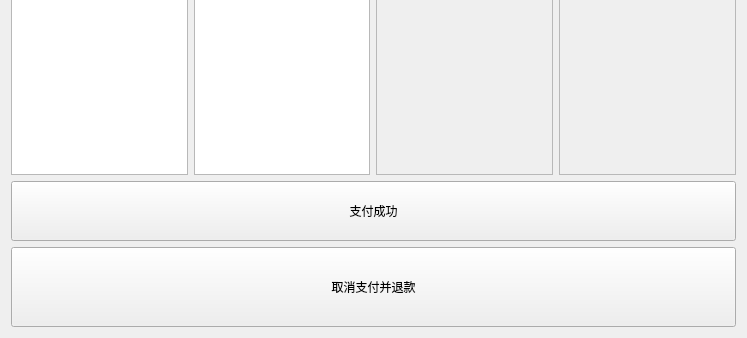
Qt form SimulationTicketingSystem_ShenzhenMetro/PayPage.ui (DrinkerqvB/SimulationTicketingSystem_ShenzhenMetro) before a commit; both pictures show x 0 to 747 and y 272 to 610 of the 747 by 610 pixel window.
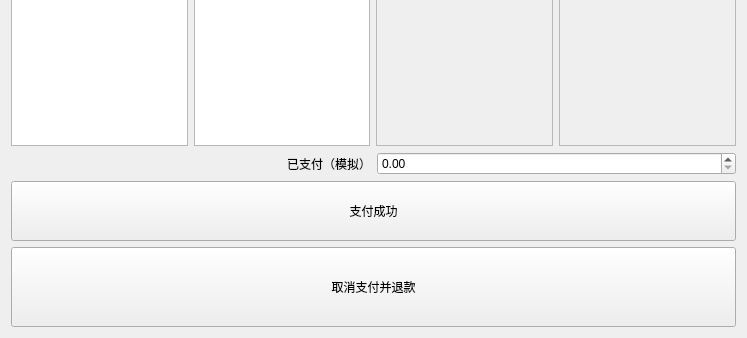
The same form after that commit.

Diff of the .ui file:
```diff
--- a/SimulationTicketingSystem_ShenzhenMetro/PayPage.ui
+++ b/SimulationTicketingSystem_ShenzhenMetro/PayPage.ui
@@ -210,6 +210,23 @@
      </item>
     </layout>
    </item>
+   <item>
+    <layout class="QHBoxLayout" name="horizontalLayout_4">
+     <item>
+      <widget class="QLabel" name="label_3">
+       <property name="text">
+        <string>已支付（模拟）</string>
+       </property>
+       <property name="alignment">
+        <set>Qt::AlignmentFlag::AlignRight|Qt::AlignmentFlag::AlignTrailing|Qt::AlignmentFlag::AlignVCenter</set>
+       </property>
+      </widget>
+     </item>
+     <item>
+      <widget class="QDoubleSpinBox" name="doubleSpinBox_hasPaid"/>
+     </item>
+    </layout>
+   </item>
    <item>
     <widget class="QPushButton" name="pushButton_paySuccessful">
      <property name="sizePolicy">
```
